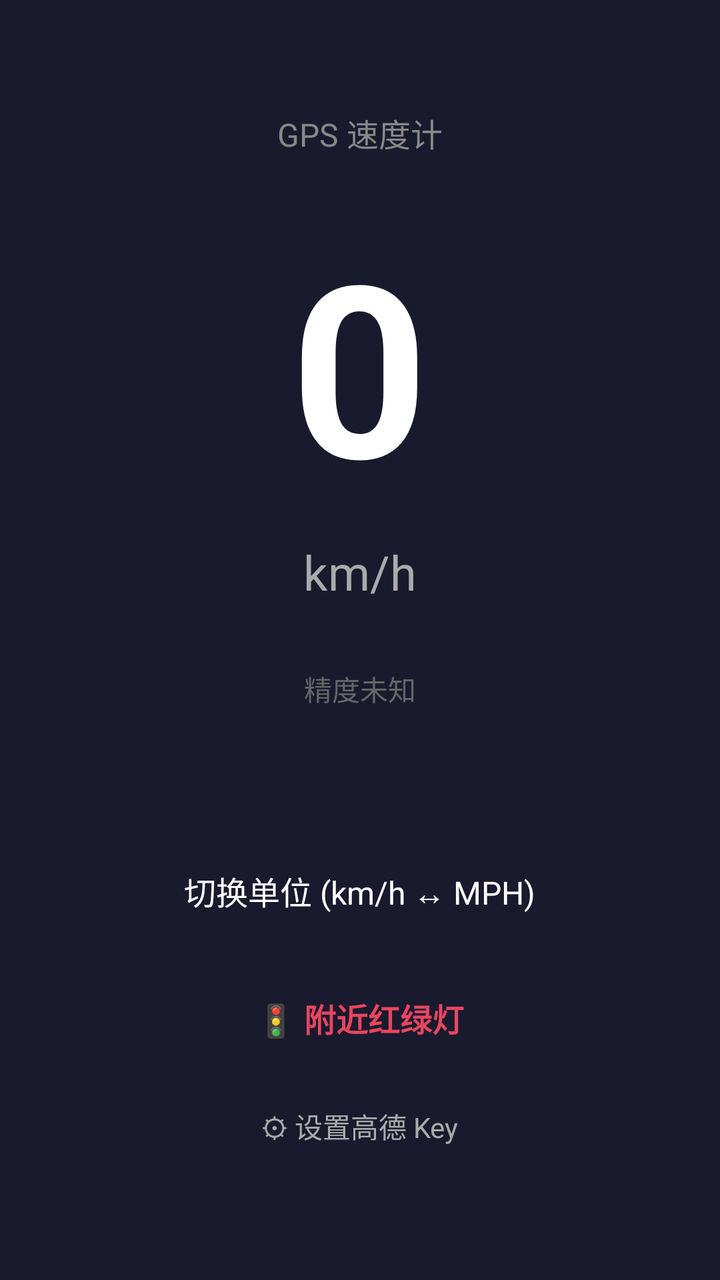
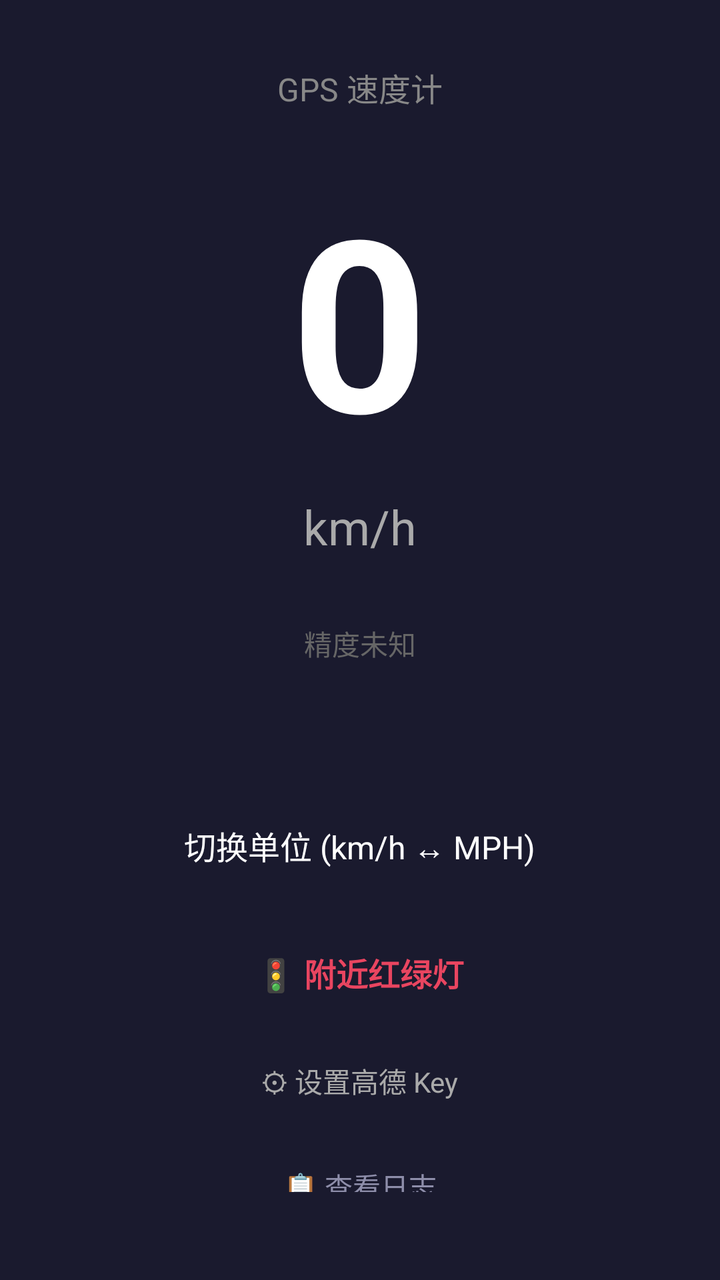

Before-and-after screenshots of an Android layout around one commit, followed by the original layout XML and the change that was made.
<!-- AndroidManifest.xml: application theme Theme.GpsSpeedometer -->
<!-- res/layout/activity_main.xml -->
<?xml version="1.0" encoding="utf-8"?>
<LinearLayout xmlns:android="http://schemas.android.com/apk/res/android"
    android:layout_width="match_parent"
    android:layout_height="match_parent"
    android:background="#1A1A2E"
    android:gravity="center"
    android:orientation="vertical"
    android:padding="32dp">

    <TextView
        android:layout_width="wrap_content"
        android:layout_height="wrap_content"
        android:text="@string/app_name"
        android:textColor="#888888"
        android:textSize="16sp" />

    <TextView
        android:id="@+id/tv_speed"
        android:layout_width="wrap_content"
        android:layout_height="wrap_content"
        android:layout_marginTop="24dp"
        android:text="0"
        android:textColor="#FFFFFF"
        android:textSize="120sp"
        android:textStyle="bold" />

    <TextView
        android:id="@+id/tv_unit"
        android:layout_width="wrap_content"
        android:layout_height="wrap_content"
        android:layout_marginTop="8dp"
        android:text="km/h"
        android:textColor="#AAAAAA"
        android:textSize="24sp" />

    <TextView
        android:id="@+id/tv_accuracy"
        android:layout_width="wrap_content"
        android:layout_height="wrap_content"
        android:layout_marginTop="32dp"
        android:text="@string/accuracy_unknown"
        android:textColor="#666666"
        android:textSize="14sp" />

    <TextView
        android:id="@+id/tv_source"
        android:layout_width="wrap_content"
        android:layout_height="wrap_content"
        android:layout_marginTop="8dp"
        android:textColor="#666666"
        android:textSize="14sp" />

    <TextView
        android:id="@+id/btn_toggle_unit"
        android:layout_width="wrap_content"
        android:layout_height="wrap_content"
        android:layout_marginTop="40dp"
        android:background="?attr/selectableItemBackground"
        android:paddingHorizontal="24dp"
        android:paddingVertical="12dp"
        android:text="@string/toggle_unit"
        android:textColor="#FFFFFF"
        android:textSize="16sp" />

    <TextView
        android:id="@+id/btn_navi"
        android:layout_width="wrap_content"
        android:layout_height="wrap_content"
        android:layout_marginTop="16dp"
        android:background="?attr/selectableItemBackground"
        android:paddingHorizontal="24dp"
        android:paddingVertical="12dp"
        android:text="@string/btn_navi"
        android:textColor="#E94560"
        android:textSize="16sp"
        android:textStyle="bold" />

    <TextView
        android:id="@+id/btn_key_settings"
        android:layout_width="wrap_content"
        android:layout_height="wrap_content"
        android:layout_marginTop="8dp"
        android:background="?attr/selectableItemBackground"
        android:paddingHorizontal="24dp"
        android:paddingVertical="12dp"
        android:text="@string/btn_key_settings"
        android:textColor="#AAAAAA"
        android:textSize="14sp" />

</LinearLayout>
<!-- resources referenced by this layout -->
<resources>
  <string name="accuracy_unknown">精度未知</string>
  <string name="app_name">GPS 速度计</string>
  <string name="btn_key_settings">⚙ 设置高德 Key</string>
  <string name="btn_navi">🚦 附近红绿灯</string>
  <string name="toggle_unit">切换单位 (km/h ↔ MPH)</string>
  <style name="Theme.GpsSpeedometer" parent="Theme.Material3.DayNight.NoActionBar">
          <item name="colorPrimary">@color/colorPrimary</item>
          <item name="colorOnPrimary">#FFFFFF</item>
          <item name="android:statusBarColor">@color/colorPrimary</item>
      </style>
  <color name="colorPrimary">#16213E</color>
</resources>

<!-- the commit's change to res/layout/activity_main.xml (unified diff, before → after) -->
@@ -87,4 +87,16 @@
         android:textColor="#AAAAAA"
         android:textSize="14sp" />
 
+    <TextView
+        android:id="@+id/btn_log"
+        android:layout_width="wrap_content"
+        android:layout_height="wrap_content"
+        android:layout_marginTop="8dp"
+        android:background="?attr/selectableItemBackground"
+        android:paddingHorizontal="24dp"
+        android:paddingVertical="12dp"
+        android:text="@string/btn_log"
+        android:textColor="#8E8EAA"
+        android:textSize="14sp" />
+
 </LinearLayout>
<!-- resource entries referenced after the edit -->
@@ -3,6 +3,7 @@
   <string name="accuracy_unknown">精度未知</string>
   <string name="app_name">GPS 速度计</string>
   <string name="btn_key_settings">⚙ 设置高德 Key</string>
+  <string name="btn_log">📋 查看日志</string>
   <string name="btn_navi">🚦 附近红绿灯</string>
   <string name="toggle_unit">切换单位 (km/h ↔ MPH)</string>
   <style name="Theme.GpsSpeedometer" parent="Theme.Material3.DayNight.NoActionBar">
